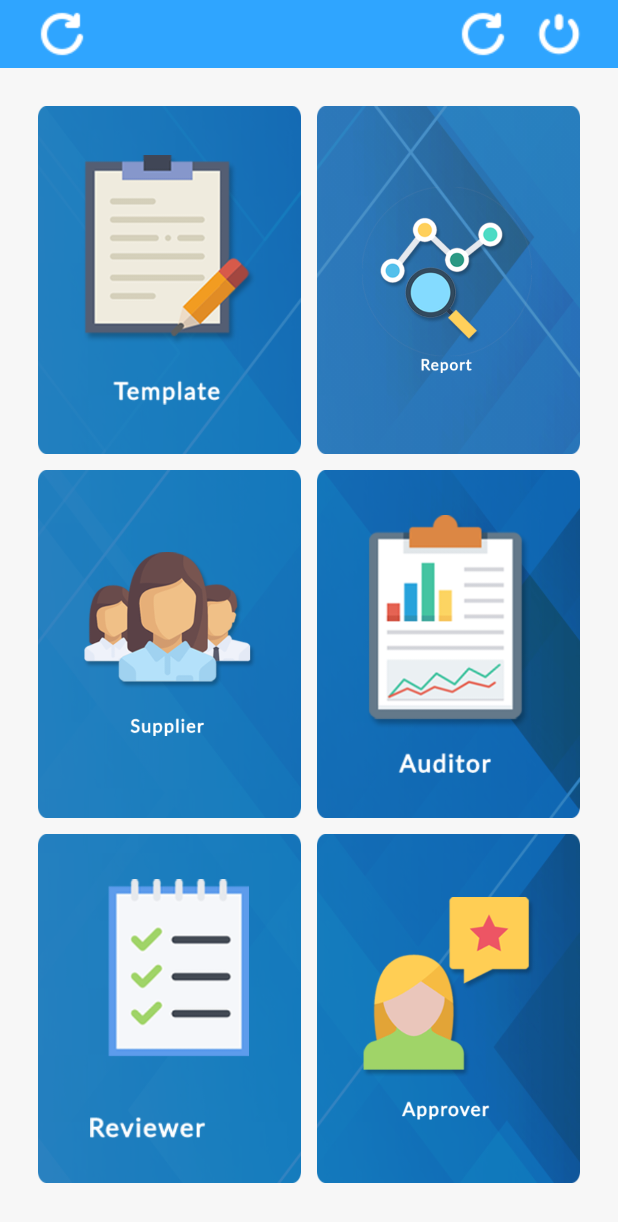
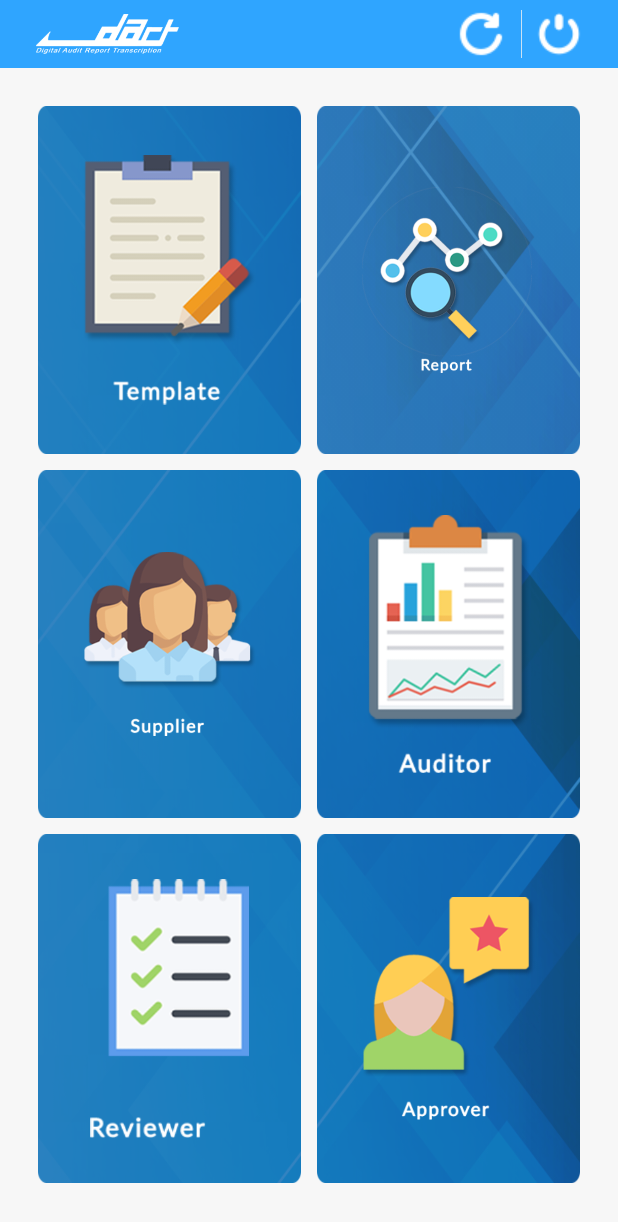
Before and after one commit to mobiledev2014/DART_RxJavaResDev, an Android app: the HomeActivity screen opened directly, with no data from a screen before it, on a phone screen of 412 x 824 dp. Shown: the top 1222 px of the screen. Run offline under Robolectric (Android 15) with nearby library versions, the light colour scheme and no system bars; our stand-ins replace ButterKnife; libraries missing offline, so code that uses them is left out: com.orm; 5 statements that could not run were skipped.

Commit message:
Fixed auditors status

```diff
--- a/app/src/main/java/com/unilab/gmp/fragment/AuditorsFragment.java
+++ b/app/src/main/java/com/unilab/gmp/fragment/AuditorsFragment.java
@@ -71,7 +71,8 @@ public class AuditorsFragment extends Fragment {
         sharedPref = new SharedPreferenceManager(context);
 
         //auditorsList = AuditorsModel.listAll(AuditorsModel.class);
-        auditorsList = AuditorsModel.listAll(AuditorsModel.class, "createdate DESC");
+        //auditorsList = AuditorsModel.listAll(AuditorsModel.class, "createdate DESC");
+        auditorsList = AuditorsModel.find(AuditorsModel.class, "status = '1'");
         Log.d("SIZE", auditorsList.size() + "");
         auditorsAdapter = new AuditorsAdapter(context, auditorsList);
         lvAuditList.setAdapter(auditorsAdapter);
@@ -90,7 +91,7 @@ public class AuditorsFragment extends Fragment {
     @OnClick(R.id.iv_search)
     public void onViewClicked() {
         searchAuditor();
-        InputMethodManager imm = (InputMethodManager)context.getSystemService(Context.INPUT_METHOD_SERVICE);
+        InputMethodManager imm = (InputMethodManager) context.getSystemService(Context.INPUT_METHOD_SERVICE);
         imm.hideSoftInputFromWindow(etSearchAuditor.getWindowToken(), 0);
     }
 
@@ -103,11 +104,11 @@ public class AuditorsFragment extends Fragment {
                     "mname LIKE '%" + audName + "%' OR " +
                     "lname LIKE '%" + audName + "%' " +
                     "ORDER BY createdate DESC");
-            Log.e("AuditorsCount",auditorsList.size()+"");
-            if (auditorsList.size() > 0){
+            Log.e("AuditorsCount", auditorsList.size() + "");
+            if (auditorsList.size() > 0) {
                 setAuditorList();
                 tvNoResult.setVisibility(View.GONE);
-            } else if (auditorsList.size() <= 0){
+            } else if (auditorsList.size() <= 0) {
                 setAuditorList();
                 tvNoResult.setVisibility(View.VISIBLE);
             }
@@ -118,7 +119,7 @@ public class AuditorsFragment extends Fragment {
         }
     }
 
-    public void setAuditorList(){
+    public void setAuditorList() {
         auditorsAdapter = new AuditorsAdapter(context, auditorsList);
         lvAuditList.setAdapter(auditorsAdapter);
         tvAuditCount.setText(auditorsList.size() + " Total Record(s)");
--- a/app/src/main/java/com/unilab/gmp/model/AuditorsModel.java
+++ b/app/src/main/java/com/unilab/gmp/model/AuditorsModel.java
@@ -23,4 +23,5 @@ public class AuditorsModel extends SugarRecord {
     String update_date;
     String email;
     String actions;
+    String status;
 }
--- a/app/src/main/java/com/unilab/gmp/model/ModelAuditors.java
+++ b/app/src/main/java/com/unilab/gmp/model/ModelAuditors.java
@@ -22,4 +22,5 @@ public class ModelAuditors{
     String create_date;
     String update_date;
     String email;
+    String status;
 }
--- a/app/src/main/java/com/unilab/gmp/utility/APICalls.java
+++ b/app/src/main/java/com/unilab/gmp/utility/APICalls.java
@@ -352,6 +352,7 @@ public class APICalls extends AsyncTask<String, String, Boolean> {
                     auditorsModel.setCreate_date(modelAuditorInfo.getModelAuditors().get(x).getCreate_date());
                     auditorsModel.setUpdate_date(modelAuditorInfo.getModelAuditors().get(x).getUpdate_date());
                     auditorsModel.setEmail(modelAuditorInfo.getModelAuditors().get(x).getEmail());
+                    auditorsModel.setStatus(modelAuditorInfo.getModelAuditors().get(x).getStatus());
                     isAuditorExisting(auditorsModel);
                 }
 
--- a/app/src/main/res/layout/activity_home.xml
+++ b/app/src/main/res/layout/activity_home.xml
@@ -21,7 +21,7 @@
             <LinearLayout
                 android:layout_width="0dp"
                 android:layout_height="match_parent"
-                android:layout_weight=".2"
+                android:layout_weight=".3"
                 android:gravity="center|left"
                 android:paddingLeft="20dp">
 
@@ -30,15 +30,16 @@
                     android:layout_width="wrap_content"
                     android:layout_height="wrap_content"
                     android:adjustViewBounds="true"
-                    android:padding="5dp"
-                    android:src="@drawable/ic_sync" />
+                    android:padding="3dp"
+                    android:layout_gravity="center"
+                    android:src="@drawable/logo_dart_header" />
 
             </LinearLayout>
 
             <LinearLayout
                 android:layout_width="0dp"
                 android:layout_height="match_parent"
-                android:layout_weight=".3"
+                android:layout_weight=".2"
                 android:gravity="center">
 
                 <TextView
@@ -61,6 +62,13 @@
                 android:paddingRight="20dp"
                 android:orientation="horizontal">
 
+                <LinearLayout
+                    android:layout_width="wrap_content"
+                    android:layout_height="wrap_content"
+                    android:orientation="horizontal"
+                    android:layout_marginRight="10dp"
+                    android:gravity="center">
+
                     <ImageView
                         android:id="@+id/iv_indicator"
                         android:layout_width="wrap_content"
@@ -72,8 +80,9 @@
                         android:layout_height="wrap_content"
                         android:text=""
                         android:textColor="#218421"
-                    android:layout_marginLeft="5dp"
-                    android:layout_marginRight="10dp"/>
+                        android:layout_marginLeft="5dp" />
+
+                </LinearLayout>
 
                 <ImageView
                     android:id="@+id/iv_sync"
@@ -81,8 +90,15 @@
                     android:layout_height="wrap_content"
                     android:adjustViewBounds="true"
                     android:padding="5dp"
-                    android:src="@drawable/ic_sync"
-                    android:layout_marginRight="10dp"/>
+                    android:src="@drawable/ic_sync"/>
+
+                <ImageView
+                    android:layout_width="wrap_content"
+                    android:layout_height="wrap_content"
+                    android:adjustViewBounds="true"
+                    android:src="@drawable/separator_header"
+                    android:layout_marginLeft="5dp"
+                    android:layout_marginRight="5dp"/>
 
                 <ImageView
                     android:id="@+id/iv_logout"
```
Lines whose indentation alone changed are shown as unchanged.
